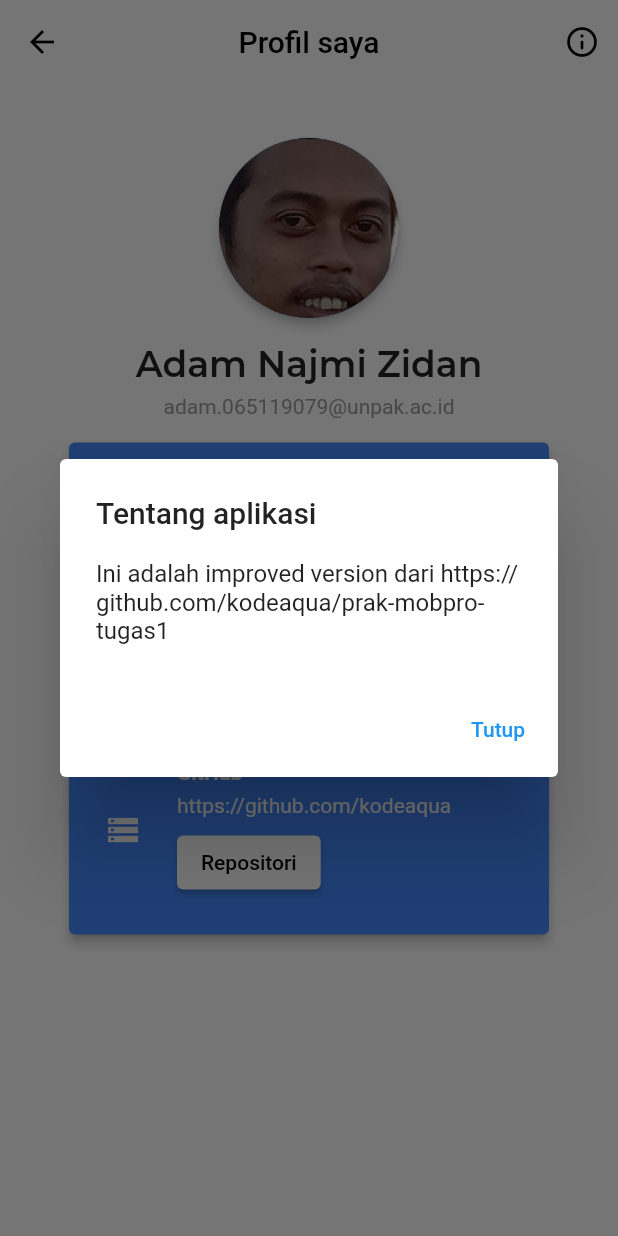
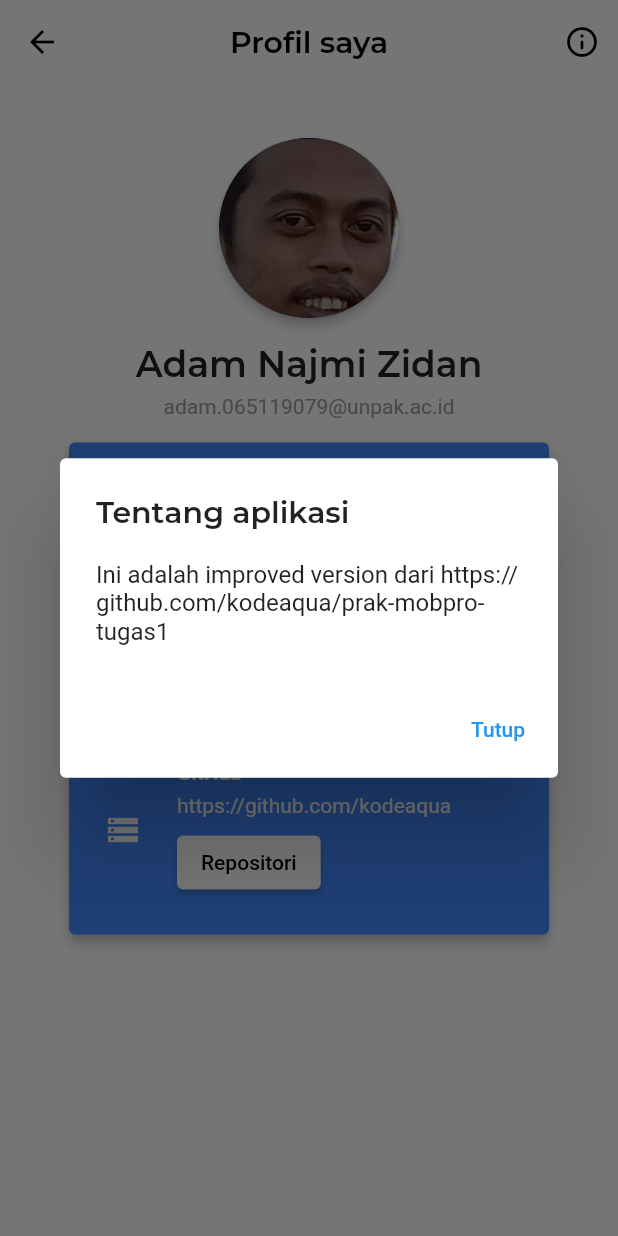
Before and after one commit to reyhan16/mobpro-tugas2, a Flutter app: the screen it shows after launch, after a tap on the "info outline" icon, on a phone screen of 412 x 824 dp. Run offline on Flutter 3.47's test engine with Material 2 defaults, Android fonts, the phone set to English and light mode, and no system bars; our stand-ins replace fluttertoast.

Commit message:
Use 'Montserrat' as headings

```diff
--- a/lib/main.dart
+++ b/lib/main.dart
@@ -68,7 +68,11 @@ class _MyHomePageState extends State<MyHomePage> {
                   );
                 },
               ),
-              title: const Text('Profil saya'),
+              title: const Text(
+                'Profil saya',
+                style: TextStyle(
+                    fontFamily: "Montserrat", fontWeight: FontWeight.w600),
+              ),
               centerTitle: true,
               elevation: 0,
               actions: [
@@ -77,7 +81,12 @@ class _MyHomePageState extends State<MyHomePage> {
                     showDialog(
                         context: context,
                         builder: (BuildContext context) => AlertDialog(
-                              title: const Text('Tentang aplikasi'),
+                              title: const Text(
+                                'Tentang aplikasi',
+                                style: TextStyle(
+                                    fontFamily: "Montserrat",
+                                    fontWeight: FontWeight.w600),
+                              ),
                               content: const Text(
                                   'Ini adalah improved version dari https://github.com/kodeaqua/prak-mobpro-tugas1'),
                               actions: [
@@ -108,7 +117,7 @@ class _MyHomePageState extends State<MyHomePage> {
                           borderRadius: BorderRadius.circular(64),
                         ),
                         child: const CircleAvatar(
-                          backgroundImage: AssetImage('assets/images/me.png'),
+                          backgroundImage: AssetImage('images/me.png'),
                           maxRadius: 60,
                         ),
                       ),
--- a/pubspec.yaml
+++ b/pubspec.yaml
@@ -63,7 +63,7 @@ flutter:
   assets:
   #   - images/a_dot_burr.jpeg
   #   - images/a_dot_ham.jpeg
-  - assets/images/me.png
+  - images/me.png
 
   # An image asset can refer to one or more resolution-specific "variants", see
   # https://flutter.dev/assets-and-images/#resolution-aware.
@@ -92,8 +92,8 @@ flutter:
   # see https://flutter.dev/custom-fonts/#from-packages
       - family: Montserrat
         fonts:
-          - asset: assets/fonts/Montserrat-SemiBold.ttf
+          - asset: fonts/Montserrat-SemiBold.ttf
             weight: 600
-          - asset: assets/fonts/Montserrat-SemiBoldItalic.ttf
+          - asset: fonts/Montserrat-SemiBoldItalic.ttf
             weight: 600
             style: italic
```
Also changed, not shown: fonts/Montserrat-SemiBold.ttf (renamed from assets/fonts/Montserrat-SemiBold.ttf), fonts/Montserrat-SemiBoldItalic.ttf (renamed from assets/fonts/Montserrat-SemiBoldItalic.ttf), images/me.png (renamed from assets/images/me.png).
